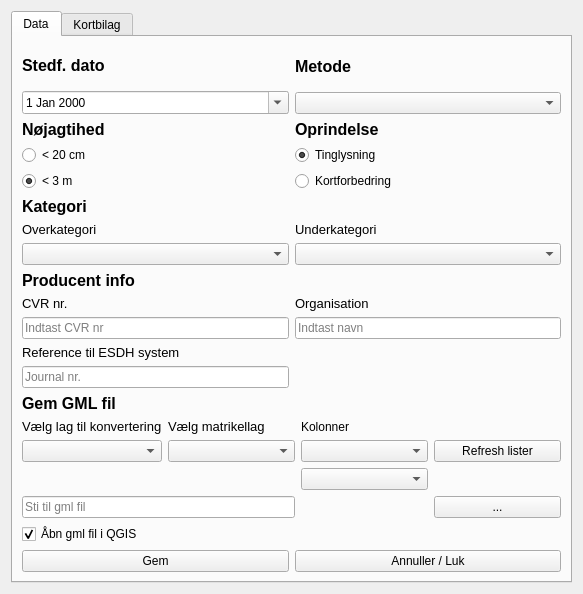
First picture: the form in tinglysning_gml_dialog_base.ui, repository danielarnason/TinglysningGml, before the edit.
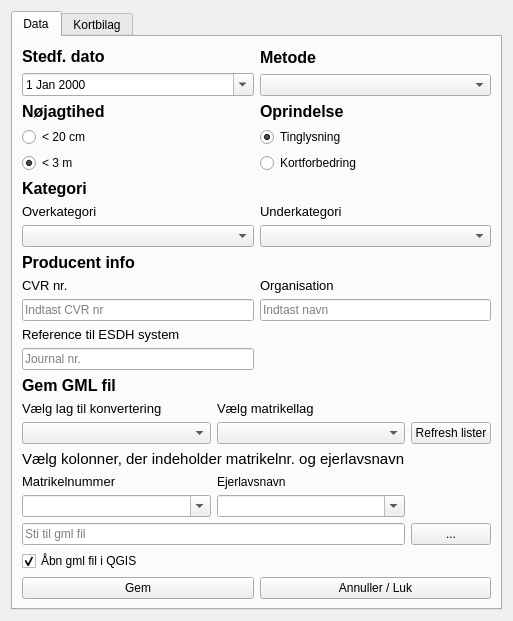
Second picture: the form after the edit.

Commit message: Ændringer i ui

```diff
--- a/tinglysning_gml_dialog_base.ui
+++ b/tinglysning_gml_dialog_base.ui
@@ -6,8 +6,8 @@
    <rect>
     <x>0</x>
     <y>0</y>
-    <width>583</width>
-    <height>594</height>
+    <width>493</width>
+    <height>620</height>
    </rect>
   </property>
   <property name="windowTitle">
@@ -311,13 +311,6 @@
        </item>
        <item row="4" column="0" colspan="2">
         <layout class="QGridLayout" name="gridLayout_6">
-         <item row="5" column="4">
-          <widget class="QPushButton" name="pushButton_3">
-           <property name="text">
-            <string>...</string>
-           </property>
-          </widget>
-         </item>
          <item row="1" column="1">
           <widget class="QLabel" name="label_10">
            <property name="font">
@@ -347,7 +340,7 @@
          <item row="2" column="1">
           <widget class="QComboBox" name="comboBox_2"/>
          </item>
-         <item row="6" column="1">
+         <item row="7" column="1">
           <widget class="QCheckBox" name="checkBox_4">
            <property name="text">
             <string>Åbn gml fil i QGIS</string>
@@ -357,13 +350,6 @@
            </property>
           </widget>
          </item>
-         <item row="2" column="4">
-          <widget class="QPushButton" name="pushButton_4">
-           <property name="text">
-            <string>Refresh lister</string>
-           </property>
-          </widget>
-         </item>
          <item row="2" column="2">
           <widget class="QComboBox" name="comboBox_5"/>
          </item>
@@ -379,14 +365,30 @@
            </property>
           </widget>
          </item>
-         <item row="5" column="1" colspan="2">
-          <widget class="QLineEdit" name="lineEdit_4">
-           <property name="placeholderText">
-            <string>Sti til gml fil</string>
+         <item row="3" column="1" colspan="2">
+          <widget class="QLabel" name="label_19">
+           <property name="font">
+            <font>
+             <pointsize>11</pointsize>
+             <italic>false</italic>
+            </font>
            </property>
+           <property name="toolTip">
+            <string/>
+           </property>
+           <property name="text">
+            <string>Vælg kolonner, der indeholder matrikelnr. og ejerlavsnavn</string>
+           </property>
           </widget>
          </item>
-         <item row="2" column="3">
+         <item row="5" column="2">
+          <widget class="QComboBox" name="comboBox_7">
+           <property name="editable">
+            <bool>true</bool>
+           </property>
+          </widget>
+         </item>
+         <item row="5" column="1">
           <widget class="QComboBox" name="comboBox_6">
            <property name="whatsThis">
             <string/>
@@ -395,24 +397,47 @@
             <bool>false</bool>
            </property>
            <property name="editable">
-            <bool>false</bool>
+            <bool>true</bool>
            </property>
           </widget>
          </item>
-         <item row="3" column="3">
-          <widget class="QComboBox" name="comboBox_7">
-           <property name="editable">
-            <bool>false</bool>
+         <item row="4" column="2">
+          <widget class="QLabel" name="label_21">
+           <property name="text">
+            <string>Ejerlavsnavn</string>
            </property>
           </widget>
          </item>
-         <item row="1" column="3">
-          <widget class="QLabel" name="label_19">
-           <property name="toolTip">
-            <string/>
+         <item row="4" column="1">
+          <widget class="QLabel" name="label_20">
+           <property name="font">
+            <font>
+             <pointsize>10</pointsize>
+            </font>
            </property>
            <property name="text">
-            <string>Kolonner</string>
+            <string>Matrikelnummer</string>
+           </property>
+          </widget>
+         </item>
+         <item row="2" column="3">
+          <widget class="QPushButton" name="pushButton_4">
+           <property name="text">
+            <string>Refresh lister</string>
+           </property>
+          </widget>
+         </item>
+         <item row="6" column="3">
+          <widget class="QPushButton" name="pushButton_3">
+           <property name="text">
+            <string>...</string>
+           </property>
+          </widget>
+         </item>
+         <item row="6" column="1" colspan="2">
+          <widget class="QLineEdit" name="lineEdit_4">
+           <property name="placeholderText">
+            <string>Sti til gml fil</string>
            </property>
           </widget>
          </item>
```
